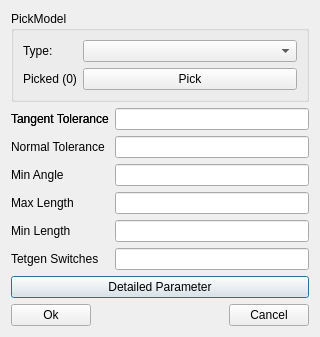
Above: FITK_Component/FITKTmshExeDriver/GUITmshSettings.ui from Ice-reverie/Tmsh before the change. Below: the same form after it.
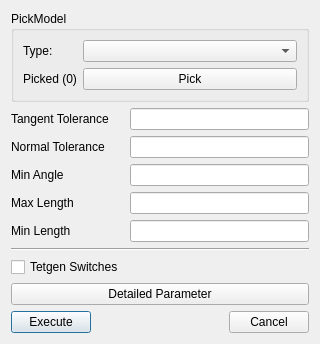
That is the form after the change. Custom widgets are drawn as their Qt base class.

```diff
--- a/FITK_Component/FITKTmshExeDriver/GUITmshSettings.ui
+++ b/FITK_Component/FITKTmshExeDriver/GUITmshSettings.ui
@@ -15,39 +15,68 @@
   </property>
   <layout class="QGridLayout" name="gridLayout_4">
    <item row="3" column="1">
-    <widget class="Comp::FITKSciNotationLineEdit" name="lineEdit_MinAngle"/>
+    <widget class="QLabel" name="label_tangencyTolerance">
+     <property name="text">
+      <string>Tangent Tolerance</string>
+     </property>
+    </widget>
    </item>
-   <item row="11" column="0" colspan="2">
-    <widget class="QPushButton" name="pushButton_Detailed">
+   <item row="16" column="1" colspan="2">
+    <layout class="QHBoxLayout" name="horizontalLayout">
+     <item>
+      <widget class="QPushButton" name="pushButton_OK">
+       <property name="text">
+        <string>Execute</string>
+       </property>
+      </widget>
+     </item>
+     <item>
+      <spacer name="horizontalSpacer">
+       <property name="orientation">
+        <enum>Qt::Horizontal</enum>
+       </property>
+       <property name="sizeHint" stdset="0">
+        <size>
+         <width>40</width>
+         <height>20</height>
+        </size>
+       </property>
+      </spacer>
+     </item>
+     <item>
+      <widget class="QPushButton" name="pushButton_Cancel">
+       <property name="text">
+        <string>Cancel</string>
+       </property>
+      </widget>
+     </item>
+    </layout>
+   </item>
+   <item row="4" column="1">
+    <widget class="QLabel" name="label_normalTol">
      <property name="text">
-      <string>Detailed Parameter</string>
+      <string>Normal Tolerance</string>
      </property>
     </widget>
    </item>
-   <item row="4" column="0">
+   <item row="6" column="1">
     <widget class="QLabel" name="label_maxLength">
      <property name="text">
       <string>Max Length</string>
      </property>
     </widget>
    </item>
-   <item row="1" column="0">
-    <widget class="QLabel" name="label_tangencyTolerance">
+   <item row="15" column="1" colspan="2">
+    <widget class="QPushButton" name="pushButton_Detailed">
      <property name="text">
-      <string>Tangent Tolerance</string>
+      <string>Detailed Parameter</string>
      </property>
     </widget>
    </item>
-   <item row="1" column="1">
-    <widget class="Comp::FITKSciNotationLineEdit" name="lineEdit_TangencyTolerance"/>
-   </item>
-   <item row="8" column="1">
-    <widget class="Comp::FITKSciNotationLineEdit" name="lineEdit_TetgenSwitches"/>
-   </item>
-   <item row="5" column="1">
+   <item row="7" column="2">
     <widget class="Comp::FITKSciNotationLineEdit" name="lineEdit_MinLength"/>
    </item>
-   <item row="0" column="0" colspan="2">
+   <item row="0" column="1" colspan="2">
     <widget class="QGroupBox" name="groupBox_PickModel">
      <property name="title">
       <string>PickModel</string>
@@ -80,77 +109,71 @@
      </layout>
     </widget>
    </item>
-   <item row="2" column="1">
-    <widget class="Comp::FITKSciNotationLineEdit" name="lineEdit_NormalTol"/>
+   <item row="3" column="2">
+    <widget class="Comp::FITKSciNotationLineEdit" name="lineEdit_TangencyTolerance"/>
    </item>
-   <item row="2" column="0">
-    <widget class="QLabel" name="label_normalTol">
+   <item row="7" column="1">
+    <widget class="QLabel" name="label_minLength">
      <property name="text">
-      <string>Normal Tolerance</string>
+      <string>Min Length</string>
      </property>
     </widget>
    </item>
-   <item row="8" column="0">
-    <widget class="QLabel" name="label_tetgenSwitches">
+   <item row="14" column="1">
+    <widget class="QCheckBox" name="checkBox_tetSwitches">
      <property name="text">
       <string>Tetgen Switches</string>
      </property>
     </widget>
    </item>
-   <item row="1" column="0">
-    <widget class="QLabel" name="label_tangencyTolerance">
-     <property name="text">
-      <string>Tangent Tolerance</string>
+   <item row="4" column="2">
+    <widget class="Comp::FITKSciNotationLineEdit" name="lineEdit_NormalTol"/>
+   </item>
+   <item row="8" column="1" colspan="2">
+    <widget class="Line" name="line">
+     <property name="orientation">
+      <enum>Qt::Horizontal</enum>
      </property>
     </widget>
    </item>
-   <item row="3" column="0">
+   <item row="14" column="2">
+    <spacer name="horizontalSpacer_2">
+     <property name="orientation">
+      <enum>Qt::Horizontal</enum>
+     </property>
+     <property name="sizeHint" stdset="0">
+      <size>
+       <width>40</width>
+       <height>20</height>
+      </size>
+     </property>
+    </spacer>
+   </item>
+   <item row="5" column="1">
     <widget class="QLabel" name="label_minAngle">
      <property name="text">
       <string>Min Angle</string>
      </property>
     </widget>
    </item>
-   <item row="4" column="1">
+   <item row="5" column="2">
+    <widget class="Comp::FITKSciNotationLineEdit" name="lineEdit_MinAngle"/>
+   </item>
+   <item row="6" column="2">
     <widget class="Comp::FITKSciNotationLineEdit" name="lineEdit_MaxLength"/>
    </item>
-   <item row="12" column="0" colspan="2">
-    <layout class="QHBoxLayout" name="horizontalLayout">
-     <item>
-      <widget class="QPushButton" name="pushButton_OK">
-       <property name="text">
-        <string>Ok</string>
-       </property>
-      </widget>
-     </item>
-     <item>
-      <spacer name="horizontalSpacer">
-       <property name="orientation">
-        <enum>Qt::Horizontal</enum>
-       </property>
-       <property name="sizeHint" stdset="0">
-        <size>
-         <width>40</width>
-         <height>20</height>
-        </size>
-       </property>
-      </spacer>
-     </item>
-     <item>
-      <widget class="QPushButton" name="pushButton_Cancel">
-       <property name="text">
-        <string>Cancel</string>
-       </property>
-      </widget>
-     </item>
-    </layout>
-   </item>
-   <item row="5" column="0">
-    <widget class="QLabel" name="label_minLength">
-     <property name="text">
-      <string>Min Length</string>
+   <item row="1" column="1">
+    <spacer name="verticalSpacer">
+     <property name="orientation">
+      <enum>Qt::Vertical</enum>
      </property>
-    </widget>
+     <property name="sizeHint" stdset="0">
+      <size>
+       <width>20</width>
+       <height>40</height>
+      </size>
+     </property>
+    </spacer>
    </item>
   </layout>
  </widget>
```
